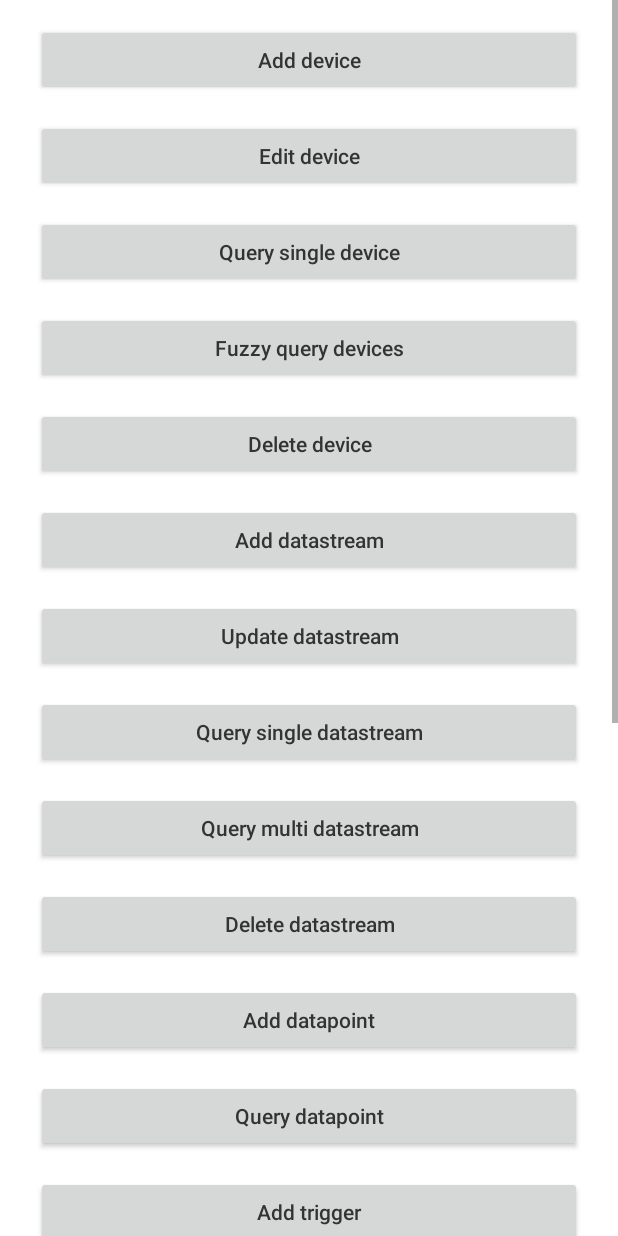
After one commit to cm-heclouds/AndroidSDK, an Android app: the layout fragment_api_test.xml on its own in the app's theme, with its tools: preview values and no code run, on a phone screen of 412 x 824 dp. The commit adds this screen. Run offline under Robolectric (Android 15) with nearby library versions, the phone set to English and light mode, and no system bars.

Commit message:
update samples

```diff
--- a/app/src/main/AndroidManifest.xml
+++ b/app/src/main/AndroidManifest.xml
@@ -72,6 +72,10 @@
             android:name=".activity.AddDataStreamActivity"
             android:screenOrientation="portrait"/>
 
+        <activity
+            android:name=".activity.DisplayApiRespActivity"
+            android:screenOrientation="portrait"/>
+
         <service android:name="com.amap.api.location.APSService"></service>
 
     </application>
--- a/app/src/main/java/com/chinamobile/iot/onenet/sdksample/SampleApplication.java
+++ b/app/src/main/java/com/chinamobile/iot/onenet/sdksample/SampleApplication.java
@@ -10,6 +10,7 @@ public class SampleApplication extends Application {
     @Override
     public void onCreate() {
         super.onCreate();
+        // 初始化SDK（必须）
         OneNetApi.init(this, true);
 
         String savedApiKey = Preferences.getInstance(this).getString(Preferences.API_KEY, null);
--- a/app/src/main/java/com/chinamobile/iot/onenet/sdksample/fragment/ApiDebugFragment.java
+++ b/app/src/main/java/com/chinamobile/iot/onenet/sdksample/fragment/ApiDebugFragment.java
@@ -41,6 +41,9 @@ import okhttp3.RequestBody;
 import okhttp3.Response;
 import okhttp3.logging.HttpLoggingInterceptor;
 
+/**
+ * API调试工具
+ */
 public class ApiDebugFragment extends Fragment implements View.OnClickListener {
 
     private TextInputLayout mApiUrlLayout;
--- a/app/src/main/java/com/chinamobile/iot/onenet/sdksample/fragment/DataSimFragment.java
+++ b/app/src/main/java/com/chinamobile/iot/onenet/sdksample/fragment/DataSimFragment.java
@@ -25,6 +25,9 @@ import org.json.JSONObject;
 import java.util.Timer;
 import java.util.TimerTask;
 
+/**
+ * 数据模拟器
+ */
 public class DataSimFragment extends Fragment implements View.OnClickListener {
 
     private TextInputLayout mDeviceIdLayout;
--- a/app/src/main/java/com/chinamobile/iot/onenet/sdksample/fragment/MapSimFragment.java
+++ b/app/src/main/java/com/chinamobile/iot/onenet/sdksample/fragment/MapSimFragment.java
@@ -40,6 +40,9 @@ import org.json.JSONArray;
 import org.json.JSONException;
 import org.json.JSONObject;
 
+/**
+ * 地图数据模拟器
+ */
 public class MapSimFragment extends Fragment implements View.OnClickListener {
 
     private static final int REQUEST_CODE_PERMISSIONS = 1;
--- a/app/src/main/java/com/chinamobile/iot/onenet/sdksample/utils/DeviceItemDeserializer.java
+++ b/app/src/main/java/com/chinamobile/iot/onenet/sdksample/utils/DeviceItemDeserializer.java
@@ -20,7 +20,8 @@ public class DeviceItemDeserializer implements JsonDeserializer<DeviceItem> {
         deviceItem.setTitle(jsonObject.get("title").getAsString());
         JsonElement desc = jsonObject.get("desc");
         deviceItem.setDesc(desc != null ? desc.getAsString() : "");
-        deviceItem.setPrivate(jsonObject.get("private").getAsBoolean());
+        JsonElement isPrivate = jsonObject.get("private");
+        deviceItem.setPrivate(isPrivate != null ? isPrivate.getAsBoolean() : true);
         JsonElement protocol = jsonObject.get("protocol");
         deviceItem.setProtocol(protocol != null ? protocol.getAsString() : "HTTP");
         deviceItem.setOnline(jsonObject.get("online").getAsBoolean());
--- /dev/null
+++ b/app/src/main/res/layout/fragment_api_test.xml
@@ -0,0 +1,236 @@
+<?xml version="1.0" encoding="utf-8"?>
+<ScrollView
+    xmlns:android="http://schemas.android.com/apk/res/android"
+    android:layout_width="match_parent"
+    android:layout_height="match_parent"
+    android:background="@color/white">
+
+    <LinearLayout
+        android:layout_width="match_parent"
+        android:layout_height="wrap_content"
+        android:background="@color/white"
+        android:orientation="vertical">
+
+        <Button
+            android:id="@+id/add_device"
+            android:layout_width="match_parent"
+            android:layout_height="wrap_content"
+            android:layout_marginLeft="@dimen/api_test_button_margin_horizontal"
+            android:layout_marginRight="@dimen/api_test_button_margin_horizontal"
+            android:layout_marginTop="@dimen/api_test_button_margin_vertical"
+            android:text="@string/add_device"
+            android:textAllCaps="false"/>
+
+        <Button
+            android:id="@+id/update_device"
+            android:layout_width="match_parent"
+            android:layout_height="wrap_content"
+            android:layout_marginLeft="@dimen/api_test_button_margin_horizontal"
+            android:layout_marginRight="@dimen/api_test_button_margin_horizontal"
+            android:layout_marginTop="@dimen/api_test_button_margin_vertical"
+            android:text="@string/edit_device"
+            android:textAllCaps="false"/>
+
+        <Button
+            android:id="@+id/query_single_device"
+            android:layout_width="match_parent"
+            android:layout_height="wrap_content"
+            android:layout_marginLeft="@dimen/api_test_button_margin_horizontal"
+            android:layout_marginRight="@dimen/api_test_button_margin_horizontal"
+            android:layout_marginTop="@dimen/api_test_button_margin_vertical"
+            android:text="@string/query_single_device"
+            android:textAllCaps="false"/>
+
+        <Button
+            android:id="@+id/fuzzy_query_devices"
+            android:layout_width="match_parent"
+            android:layout_height="wrap_content"
+            android:layout_marginLeft="@dimen/api_test_button_margin_horizontal"
+            android:layout_marginRight="@dimen/api_test_button_margin_horizontal"
+            android:layout_marginTop="@dimen/api_test_button_margin_vertical"
+            android:text="@string/fuzzy_query_devices"
+            android:textAllCaps="false"/>
+
+        <Button
+            android:id="@+id/delete_device"
+            android:layout_width="match_parent"
+            android:layout_height="wrap_content"
+            android:layout_marginLeft="@dimen/api_test_button_margin_horizontal"
+            android:layout_marginRight="@dimen/api_test_button_margin_horizontal"
+            android:layout_marginTop="@dimen/api_test_button_margin_vertical"
+            android:text="@string/delete_device"
+            android:textAllCaps="false"/>
+
+        <Button
+            android:id="@+id/add_datastream"
+            android:layout_width="match_parent"
+            android:layout_height="wrap_content"
+            android:layout_marginLeft="@dimen/api_test_button_margin_horizontal"
+            android:layout_marginRight="@dimen/api_test_button_margin_horizontal"
+            android:layout_marginTop="@dimen/api_test_button_margin_vertical"
+            android:text="@string/add_datastream"
+            android:textAllCaps="false"/>
+
+        <Button
+            android:id="@+id/update_datastream"
+            android:layout_width="match_parent"
+            android:layout_height="wrap_content"
+            android:layout_marginLeft="@dimen/api_test_button_margin_horizontal"
+            android:layout_marginRight="@dimen/api_test_button_margin_horizontal"
+            android:layout_marginTop="@dimen/api_test_button_margin_vertical"
+            android:text="@string/update_datastream"
+            android:textAllCaps="false"/>
+
+        <Button
+            android:id="@+id/query_single_datastream"
+            android:layout_width="match_parent"
+            android:layout_height="wrap_content"
+            android:layout_marginLeft="@dimen/api_test_button_margin_horizontal"
+            android:layout_marginRight="@dimen/api_test_button_margin_horizontal"
+            android:layout_marginTop="@dimen/api_test_button_margin_vertical"
+            android:text="@string/query_single_datastream"
+            android:textAllCaps="false"/>
+
+        <Button
+            android:id="@+id/query_multi_datastreams"
+            android:layout_width="match_parent"
+            android:layout_height="wrap_content"
+            android:layout_marginLeft="@dimen/api_test_button_margin_horizontal"
+            android:layout_marginRight="@dimen/api_test_button_margin_horizontal"
+            android:layout_marginTop="@dimen/api_test_button_margin_vertical"
+            android:text="@string/query_multi_datastreams"
+            android:textAllCaps="false"/>
+
+        <Button
+            android:id="@+id/delete_datastream"
+            android:layout_width="match_parent"
+            android:layout_height="wrap_content"
+            android:layout_marginLeft="@dimen/api_test_button_margin_horizontal"
+            android:layout_marginRight="@dimen/api_test_button_margin_horizontal"
+            android:layout_marginTop="@dimen/api_test_button_margin_vertical"
+            android:text="@string/delete_datastream"
+            android:textAllCaps="false"/>
+
+        <Button
+            android:id="@+id/add_datapoint"
+            android:layout_width="match_parent"
+            android:layout_height="wrap_content"
+            android:layout_marginLeft="@dimen/api_test_button_margin_horizontal"
+            android:layout_marginRight="@dimen/api_test_button_margin_horizontal"
+            android:layout_marginTop="@dimen/api_test_button_margin_vertical"
+            android:text="@string/add_datapoint"
+            android:textAllCaps="false"/>
+
+        <Button
+            android:id="@+id/query_datapoints"
+            android:layout_width="match_parent"
+            android:layout_height="wrap_content"
+            android:layout_marginLeft="@dimen/api_test_button_margin_horizontal"
+            android:layout_marginRight="@dimen/api_test_button_margin_horizontal"
+            android:layout_marginTop="@dimen/api_test_button_margin_vertical"
+            android:text="@string/query_datapoints"
+            android:textAllCaps="false"/>
+
+        <Button
+            android:id="@+id/add_trigger"
+            android:layout_width="match_parent"
+            android:layout_height="wrap_content"
+            android:layout_marginLeft="@dimen/api_test_button_margin_horizontal"
+            android:layout_marginRight="@dimen/api_test_button_margin_horizontal"
+            android:layout_marginTop="@dimen/api_test_button_margin_vertical"
+            android:text="@string/add_trigger"
+            android:textAllCaps="false"/>
+
+        <Button
+            android:id="@+id/update_trigger"
+            android:layout_width="match_parent"
+            android:layout_height="wrap_content"
+            android:layout_marginLeft="@dimen/api_test_button_margin_horizontal"
+            android:layout_marginRight="@dimen/api_test_button_margin_horizontal"
+            android:layout_marginTop="@dimen/api_test_button_margin_vertical"
+            android:text="@string/update_trigger"
+            android:textAllCaps="false"/>
+
+        <Button
+            android:id="@+id/query_single_trigger"
+            android:layout_width="match_parent"
+            android:layout_height="wrap_content"
+            android:layout_marginLeft="@dimen/api_test_button_margin_horizontal"
+            android:layout_marginRight="@dimen/api_test_button_margin_horizontal"
+            android:layout_marginTop="@dimen/api_test_button_margin_vertical"
+            android:text="@string/query_single_trigger"
+            android:textAllCaps="false"/>
+
+        <Button
+            android:id="@+id/fuzzy_query_triggers"
+            android:layout_width="match_parent"
+            android:layout_height="wrap_content"
+            android:layout_marginLeft="@dimen/api_test_button_margin_horizontal"
+            android:layout_marginRight="@dimen/api_test_button_margin_horizontal"
+            android:layout_marginTop="@dimen/api_test_button_margin_vertical"
+            android:text="@string/fuzzy_query_triggers"
+            android:textAllCaps="false"/>
+
+        <Button
+            android:id="@+id/delete_trigger"
+            android:layout_width="match_parent"
+            android:layout_height="wrap_content"
+            android:layout_marginLeft="@dimen/api_test_button_margin_horizontal"
+            android:layout_marginRight="@dimen/api_test_button_margin_horizontal"
+            android:layout_marginTop="@dimen/api_test_button_margin_vertical"
+            android:text="@string/delete_trigger"
+            android:textAllCaps="false"/>
+
+        <Button
+            android:id="@+id/add_binary_data"
+            android:layout_width="match_parent"
+            android:layout_height="wrap_content"
+            android:layout_marginLeft="@dimen/api_test_button_margin_horizontal"
+            android:layout_marginRight="@dimen/api_test_button_margin_horizontal"
+            android:layout_marginTop="@dimen/api_test_button_margin_vertical"
+            android:text="@string/add_binary_data"
+            android:textAllCaps="false"/>
+
+        <Button
+            android:id="@+id/query_binary_data"
+            android:layout_width="match_parent"
+            android:layout_height="wrap_content"
+            android:layout_marginLeft="@dimen/api_test_button_margin_horizontal"
+            android:layout_marginRight="@dimen/api_test_button_margin_horizontal"
+            android:layout_marginTop="@dimen/api_test_button_margin_vertical"
+            android:text="@string/query_binary_data"
+            android:textAllCaps="false"/>
+
+        <Button
+            android:id="@+id/send_cmd"
+            android:layout_width="match_parent"
+            android:layout_height="wrap_content"
+            android:layout_marginLeft="@dimen/api_test_button_margin_horizontal"
+            android:layout_marginRight="@dimen/api_test_button_margin_horizontal"
+            android:layout_marginTop="@dimen/api_test_button_margin_vertical"
+            android:text="@string/send_command"
+            android:textAllCaps="false"/>
+
+        <Button
+            android:id="@+id/query_cmd_status"
+            android:layout_width="match_parent"
+            android:layout_height="wrap_content"
+            android:layout_marginLeft="@dimen/api_test_button_margin_horizontal"
+            android:layout_marginRight="@dimen/api_test_button_margin_horizontal"
+            android:layout_marginTop="@dimen/api_test_button_margin_vertical"
+            android:text="@string/query_cmd_status"
+            android:textAllCaps="false"/>
+
+        <Button
+            android:id="@+id/query_cmd_resp"
+            android:layout_width="match_parent"
+            android:layout_height="wrap_content"
+            android:layout_marginLeft="@dimen/api_test_button_margin_horizontal"
+            android:layout_marginRight="@dimen/api_test_button_margin_horizontal"
+            android:layout_marginTop="@dimen/api_test_button_margin_vertical"
+            android:text="@string/query_cmd_resp"
+            android:textAllCaps="false"/>
+
+    </LinearLayout>
+
+</ScrollView>
--- a/app/src/main/res/menu/menu_drawer.xml
+++ b/app/src/main/res/menu/menu_drawer.xml
@@ -21,6 +21,10 @@
             android:icon="@drawable/ic_debug_tools"
             android:title="@string/debug_online"/>
 
+        <item
+            android:id="@+id/api_test"
+            android:title="@string/api_test"/>
+
     </group>
 
     <group android:id="@+id/group2">
--- /dev/null
+++ b/app/src/main/res/values/dimens.xml
@@ -0,0 +1,5 @@
+<?xml version="1.0" encoding="utf-8"?>
+<resources>
+    <dimen name="api_test_button_margin_horizontal">24dp</dimen>
+    <dimen name="api_test_button_margin_vertical">16dp</dimen>
+</resources>
--- a/app/src/main/res/values/strings.xml
+++ b/app/src/main/res/values/strings.xml
@@ -76,4 +76,23 @@
     <string name="param_name_empty_error">Parameter name cannot be empty</string>
     <string name="param_value_empty_error">Parameter value cannot be empty</string>
     <string name="invalid_url">Invalid URL</string>
+    <string name="query_single_device">Query single device</string>
+    <string name="fuzzy_query_devices">Fuzzy query devices</string>
+    <string name="update_datastream">Update datastream</string>
+    <string name="query_single_datastream">Query single datastream</string>
+    <string name="query_multi_datastreams">Query multi datastream</string>
+    <string name="delete_datastream">Delete datastream</string>
+    <string name="add_datapoint">Add datapoint</string>
+    <string name="query_datapoints">Query datapoint</string>
+    <string name="add_trigger">Add trigger</string>
+    <string name="update_trigger">Update trigger</string>
+    <string name="query_single_trigger">Query single trigger</string>
+    <string name="fuzzy_query_triggers">Fuzzy query triggers</string>
+    <string name="delete_trigger">Delete trigger</string>
+    <string name="add_binary_data">Add binary data</string>
+    <string name="query_binary_data">Query binary data</string>
+    <string name="query_cmd_status">Query command status</string>
+    <string name="query_cmd_resp">Query command response</string>
+    <string name="api_resp_log">Api response log</string>
+    <string name="api_test">Api test</string>
 </resources>
```
Also changed, not shown: app/src/main/java/com/chinamobile/iot/onenet/sdksample/activity/DisplayApiRespActivity.java (added, +56 -0 lines), app/src/main/java/com/chinamobile/iot/onenet/sdksample/activity/MainActivity.java (+12 -2 lines), app/src/main/java/com/chinamobile/iot/onenet/sdksample/fragment/ApiTestFragment.java (added, +254 -0 lines), app/src/main/res/layout/activity_display_api_resp.xml (added, +35 -0 lines), app/src/main/res/layout/dialog_input_device_id.xml (added, +31 -0 lines), onenet-sdk/src/main/java/com/chinamobile/iot/onenet/OneNetApi.java (+14 -0 lines), 1 other file.
